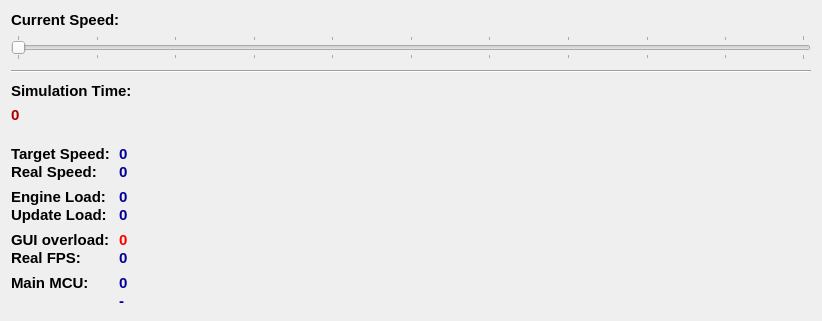
The window that src/gui/appdialogs/infowidget.ui (josuemoraisgh/SimulIDE-dev) describes before a commit, drawn with Qt 5.
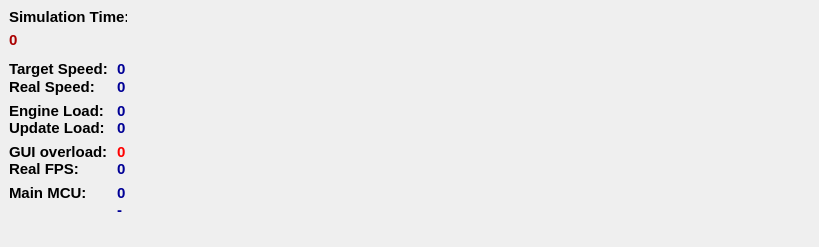
The same window after the commit.

The edit to the form file:
```diff
--- a/src/gui/appdialogs/infowidget.ui
+++ b/src/gui/appdialogs/infowidget.ui
@@ -6,8 +6,8 @@
    <rect>
     <x>0</x>
     <y>0</y>
-    <width>822</width>
-    <height>309</height>
+    <width>819</width>
+    <height>247</height>
    </rect>
   </property>
   <property name="sizePolicy">
@@ -19,158 +19,15 @@
   <property name="windowTitle">
    <string notr="true">Form</string>
   </property>
-  <layout class="QVBoxLayout" name="verticalLayout">
-   <item>
-    <widget class="QLabel" name="currSpeedLabel">
-     <property name="sizePolicy">
-      <sizepolicy hsizetype="Ignored" vsizetype="Preferred">
-       <horstretch>0</horstretch>
-       <verstretch>0</verstretch>
-      </sizepolicy>
-     </property>
-     <property name="palette">
-      <palette>
-       <active>
-        <colorrole role="WindowText">
-         <brush brushstyle="SolidPattern">
-          <color alpha="255">
-           <red>0</red>
-           <green>0</green>
-           <blue>0</blue>
-          </color>
-         </brush>
-        </colorrole>
-        <colorrole role="Text">
-         <brush brushstyle="SolidPattern">
-          <color alpha="255">
-           <red>0</red>
-           <green>0</green>
-           <blue>0</blue>
-          </color>
-         </brush>
-        </colorrole>
-        <colorrole role="PlaceholderText">
-         <brush brushstyle="NoBrush">
-          <color alpha="128">
-           <red>0</red>
-           <green>0</green>
-           <blue>0</blue>
-          </color>
-         </brush>
-        </colorrole>
-       </active>
-       <inactive>
-        <colorrole role="WindowText">
-         <brush brushstyle="SolidPattern">
-          <color alpha="255">
-           <red>0</red>
-           <green>0</green>
-           <blue>0</blue>
-          </color>
-         </brush>
-        </colorrole>
-        <colorrole role="Text">
-         <brush brushstyle="SolidPattern">
-          <color alpha="255">
-           <red>0</red>
-           <green>0</green>
-           <blue>0</blue>
-          </color>
-         </brush>
-        </colorrole>
-        <colorrole role="PlaceholderText">
-         <brush brushstyle="NoBrush">
-          <color alpha="128">
-           <red>0</red>
-           <green>0</green>
-           <blue>0</blue>
-          </color>
-         </brush>
-        </colorrole>
-       </inactive>
-       <disabled>
-        <colorrole role="WindowText">
-         <brush brushstyle="SolidPattern">
-          <color alpha="255">
-           <red>144</red>
-           <green>144</green>
-           <blue>144</blue>
-          </color>
-         </brush>
-        </colorrole>
-        <colorrole role="Text">
-         <brush brushstyle="SolidPattern">
-          <color alpha="255">
-           <red>144</red>
-           <green>144</green>
-           <blue>144</blue>
-          </color>
-         </brush>
-        </colorrole>
-        <colorrole role="PlaceholderText">
-         <brush brushstyle="NoBrush">
-          <color alpha="128">
-           <red>0</red>
-           <green>0</green>
-           <blue>0</blue>
-          </color>
-         </brush>
-        </colorrole>
-       </disabled>
-      </palette>
-     </property>
-     <property name="font">
-      <font>
-       <pointsize>11</pointsize>
-       <weight>75</weight>
-       <bold>true</bold>
-      </font>
-     </property>
-     <property name="styleSheet">
-      <string notr="true"/>
-     </property>
-     <property name="locale">
-      <locale language="C" country="AnyCountry"/>
-     </property>
-     <property name="text">
-      <string>Current Speed:</string>
-     </property>
-    </widget>
-   </item>
-   <item>
-    <widget class="QSlider" name="currSpeedSlider">
-     <property name="minimum">
-      <number>1</number>
-     </property>
-     <property name="maximum">
-      <number>1000</number>
-     </property>
-     <property name="orientation">
-      <enum>Qt::Horizontal</enum>
-     </property>
-     <property name="tickPosition">
-      <enum>QSlider::TicksBothSides</enum>
-     </property>
-     <property name="tickInterval">
-      <number>100</number>
-     </property>
-    </widget>
-   </item>
-   <item>
-    <widget class="Line" name="currSpeedLine">
-     <property name="minimumSize">
-      <size>
-       <width>0</width>
-       <height>10</height>
-      </size>
-     </property>
-     <property name="orientation">
-      <enum>Qt::Horizontal</enum>
-     </property>
-    </widget>
-   </item>
-   <item>
     <widget class="QLabel" name="simTimeLabel">
+   <property name="geometry">
+    <rect>
+     <x>9</x>
+     <y>8</y>
+     <width>118</width>
+     <height>17</height>
+    </rect>
+   </property>
      <property name="sizePolicy">
       <sizepolicy hsizetype="Ignored" vsizetype="Preferred">
        <horstretch>0</horstretch>
@@ -285,9 +142,15 @@
       <string>Simulation Time:</string>
      </property>
     </widget>
-   </item>
-   <item>
     <widget class="QLabel" name="simTime">
+   <property name="geometry">
+    <rect>
+     <x>9</x>
+     <y>31</y>
+     <width>16</width>
+     <height>17</height>
+    </rect>
+   </property>
      <property name="sizePolicy">
       <sizepolicy hsizetype="Preferred" vsizetype="Preferred">
        <horstretch>0</horstretch>
@@ -342,9 +205,15 @@
       <string notr="true">0</string>
      </property>
     </widget>
-   </item>
-   <item>
     <widget class="QLabel" name="label_4">
+   <property name="geometry">
+    <rect>
+     <x>9</x>
+     <y>45</y>
+     <width>804</width>
+     <height>9</height>
+    </rect>
+   </property>
      <property name="maximumSize">
       <size>
        <width>16777215</width>
@@ -355,8 +224,15 @@
       <string/>
      </property>
     </widget>
-   </item>
-   <item>
+  <widget class="QWidget" name="">
+   <property name="geometry">
+    <rect>
+     <x>9</x>
+     <y>60</y>
+     <width>804</width>
+     <height>160</height>
+    </rect>
+   </property>
     <layout class="QGridLayout" name="gridLayout">
      <property name="horizontalSpacing">
       <number>9</number>
@@ -1266,8 +1142,7 @@
       </spacer>
      </item>
     </layout>
-   </item>
-  </layout>
+  </widget>
  </widget>
  <resources/>
  <connections/>
```
Lines whose indentation alone changed are shown as unchanged.
